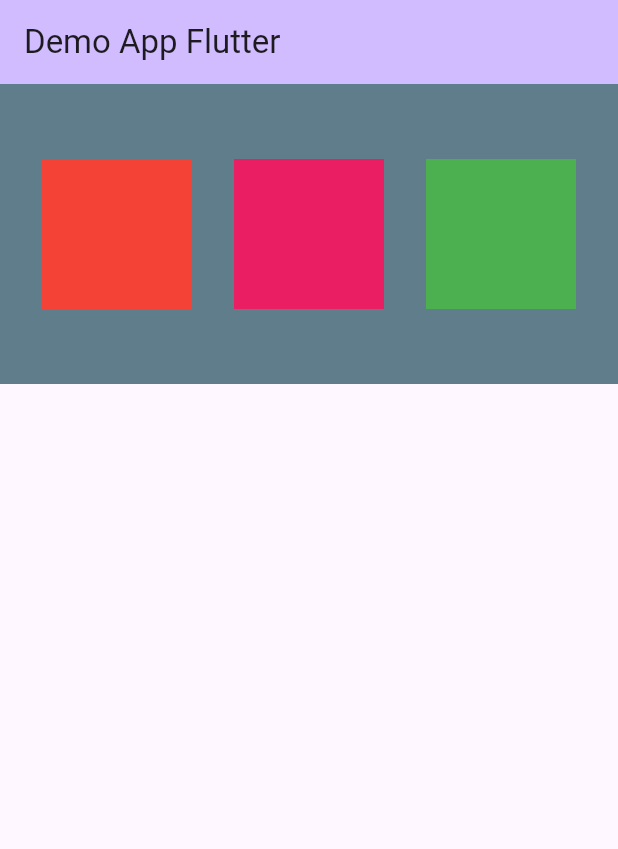
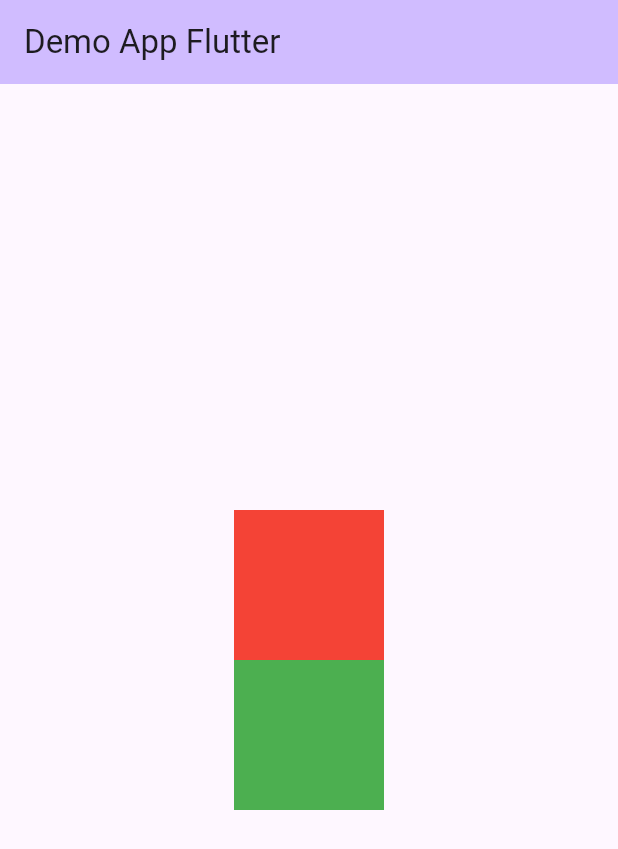
Before and after one commit to HENG-4364/flutter_application_test, a Flutter app: the screen it shows after launch, on a phone screen of 412 x 824 dp. Shown: the top 849 px of the screen. Run offline on Flutter 3.47's test engine with Material 3 defaults, Android fonts, the phone set to English and light mode, and no system bars.

Commit message:
add-column

```diff
--- a/lib/main.dart
+++ b/lib/main.dart
@@ -30,25 +30,18 @@ class _HomeScreenState extends State<HomeScreen> {
           title: const Text("Demo App Flutter"),
         ),
         body: Container(
-          height: 200,
-          color: Colors.blueGrey,
-          child: Row(
-            mainAxisAlignment: MainAxisAlignment.spaceEvenly,
-            // crossAxisAlignment: CrossAxisAlignment.end,
+          width: double.infinity,
+          child: Column(
+            mainAxisAlignment: MainAxisAlignment.center,
             children: [
               Container(
+                height: 100,
                 width: 100,
-                height: 100,
                 color: Colors.red,
               ),
               Container(
+                height: 100,
                 width: 100,
-                height: 100,
-                color: Colors.pink,
-              ),
-              Container(
-                width: 100,
-                height: 100,
                 color: Colors.green,
               )
             ],
```
